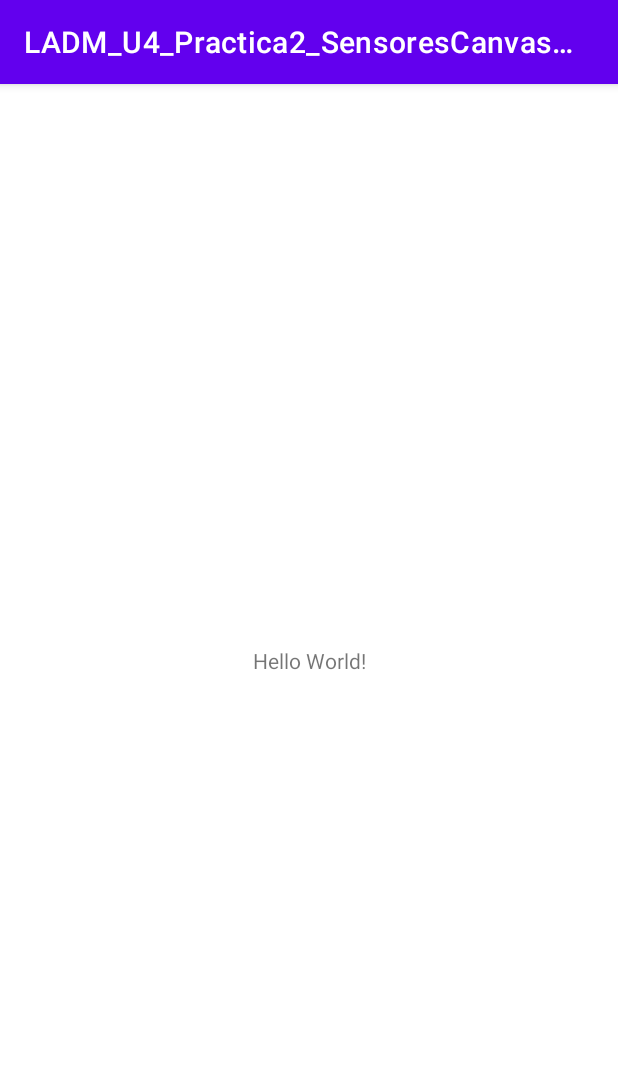
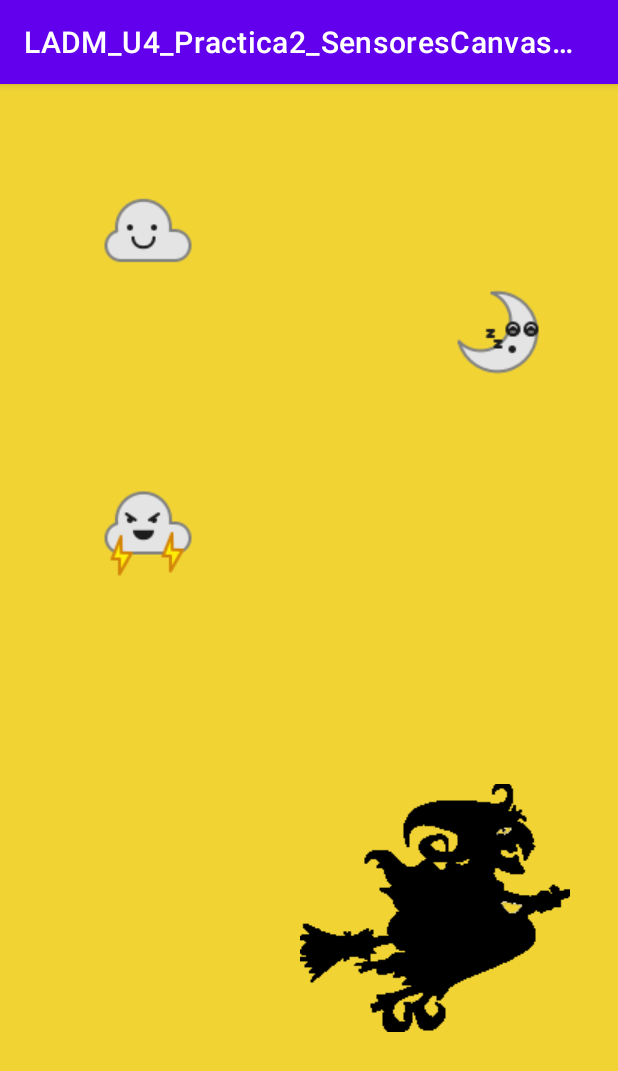
Before and after one commit to dasandovalal/LADM_U4_Practica2_SensoresCanvas_MarioAvalos_DanielSandoval, an Android app: the screen it shows after launch (MainActivity), on a phone screen of 412 x 824 dp. Shown: the top 1071 px of the screen. Run offline under Robolectric (Android 15) with nearby library versions, the phone set to English and light mode, and no system bars.

Commit message:
Figuras y fondo dibujados

```diff
--- /dev/null
+++ b/app/src/main/java/mx/edu/ittepic/ladm_u4_practica2_sensorescanvas_marioavalos_danielsandoval/Figura.kt
@@ -0,0 +1,18 @@
+package mx.edu.ittepic.ladm_u4_practica2_sensorescanvas_marioavalos_danielsandoval
+
+import android.graphics.BitmapFactory
+import android.graphics.Canvas
+import android.graphics.Paint
+
+class Figura(lienzo:Lienzo,x:Float,y:Float,img:Int) {
+    val l=lienzo
+    var x = x
+    var y = y
+    val img = BitmapFactory.decodeResource(l.resources,img)
+
+    var p = Paint()
+
+    fun dibujar(c:Canvas){
+        c.drawBitmap(img,x,y,p)
+    }
+}
--- /dev/null
+++ b/app/src/main/java/mx/edu/ittepic/ladm_u4_practica2_sensorescanvas_marioavalos_danielsandoval/Fondo.kt
@@ -0,0 +1,16 @@
+package mx.edu.ittepic.ladm_u4_practica2_sensorescanvas_marioavalos_danielsandoval
+
+import android.graphics.Canvas
+import android.graphics.Paint
+
+class Fondo(lienzo:Lienzo,colorFondo:Int) {
+    val l = lienzo
+    var colorF = colorFondo
+
+    val p = Paint()
+
+    fun dibujarFondo(c:Canvas){
+        c.drawColor(colorF)
+    }
+
+}
--- /dev/null
+++ b/app/src/main/java/mx/edu/ittepic/ladm_u4_practica2_sensorescanvas_marioavalos_danielsandoval/Lienzo.kt
@@ -0,0 +1,34 @@
+package mx.edu.ittepic.ladm_u4_practica2_sensorescanvas_marioavalos_danielsandoval
+
+import android.graphics.Canvas
+import android.graphics.Color
+import android.graphics.Paint
+import android.view.View
+
+class Lienzo(activity: MainActivity): View(activity) {
+
+    val noche = Color.rgb(18,47,80)
+    val dia = Color.rgb(241,212,52)
+
+    var fondo = Fondo(this,dia)
+    var bruja = Figura(this,300f,700f,R.drawable.bruja180)
+    var luna = Figura(this,450f,200f,R.drawable.iconfinder_04_moon_sleepy_night_emoticon_weather_smiley_3375696)
+    var nubeFeliz = Figura(this,100f,100f,R.drawable.iconfinder_05_cloud_smile_cloudy_emoticon_weather_smiley_3375695)
+    var nubeTriste = Figura(this,800f,100f,R.drawable.iconfinder_06_rain_cloud_cry_emoticon_weather_smiley_3375694)
+    var nubeEnojada = Figura(this,100f,400f,R.drawable.iconfinder_08_thunder_cloud_angry_emoticon_weather_smiley_3375692)
+    var nubeNieve = Figura(this,800f,400f,R.drawable.iconfinder_10_snow_coud_emoticon_weather_smiley_3375690)
+
+    val p = Paint()
+
+    override fun onDraw(c: Canvas) {
+        super.onDraw(c)
+
+        fondo.dibujarFondo(c)
+        bruja.dibujar(c)
+        luna.dibujar(c)
+        nubeFeliz.dibujar(c)
+        nubeTriste.dibujar(c)
+        nubeEnojada.dibujar(c)
+        nubeNieve.dibujar(c)
+    }
+}
--- a/app/src/main/java/mx/edu/ittepic/ladm_u4_practica2_sensorescanvas_marioavalos_danielsandoval/MainActivity.kt
+++ b/app/src/main/java/mx/edu/ittepic/ladm_u4_practica2_sensorescanvas_marioavalos_danielsandoval/MainActivity.kt
@@ -6,6 +6,6 @@ import android.os.Bundle
 class MainActivity : AppCompatActivity() {
     override fun onCreate(savedInstanceState: Bundle?) {
         super.onCreate(savedInstanceState)
-        setContentView(R.layout.activity_main)
+        setContentView(Lienzo(this))
     }
 }
```
Also changed, not shown: app/src/main/res/drawable-v24/bruja180.png (added), app/src/main/res/drawable-v24/iconfinder_04_moon_sleepy_night_emoticon_weather_smiley_3375696.png (added), app/src/main/res/drawable-v24/iconfinder_05_cloud_smile_cloudy_emoticon_weather_smiley_3375695.png (added), app/src/main/res/drawable-v24/iconfinder_06_rain_cloud_cry_emoticon_weather_smiley_3375694.png (added), app/src/main/res/drawable-v24/iconfinder_08_thunder_cloud_angry_emoticon_weather_smiley_3375692.png (added), app/src/main/res/drawable-v24/iconfinder_10_snow_coud_emoticon_weather_smiley_3375690.png (added).
